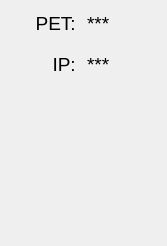
Before: the Qt Designer form TestPET.ui in salinsalins/1_Mev_UI, drawn with Qt 5.
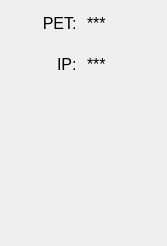
After: the same form once the commit is applied. Icons and pictures are not drawn.

What changed in the file:
```diff
--- a/TestPET.ui
+++ b/TestPET.ui
@@ -99,7 +99,7 @@
         </property>
         <property name="font">
          <font>
-          <pointsize>14</pointsize>
+          <pointsize>12</pointsize>
          </font>
         </property>
         <property name="text">
@@ -132,7 +132,7 @@
         </property>
         <property name="font">
          <font>
-          <pointsize>14</pointsize>
+          <pointsize>12</pointsize>
          </font>
         </property>
         <property name="text">
@@ -165,7 +165,7 @@
         </property>
         <property name="font">
          <font>
-          <pointsize>14</pointsize>
+          <pointsize>12</pointsize>
          </font>
         </property>
         <property name="text">
@@ -198,7 +198,7 @@
         </property>
         <property name="font">
          <font>
-          <pointsize>14</pointsize>
+          <pointsize>12</pointsize>
          </font>
         </property>
         <property name="text">
```
